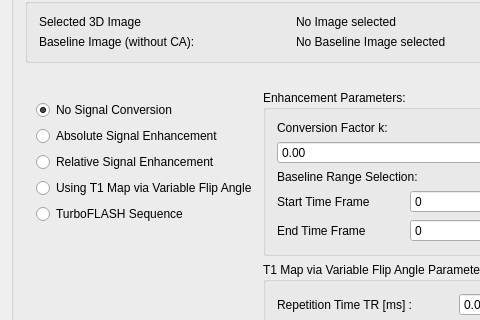
This is Plugins/org.mitk.gui.qt.pharmacokinetics.concentration.mri/src/internal/ConcentrationCurveConverterViewControls.ui in MITK/MITK as Qt 5 draws it before an edit; both pictures show x 0 to 480 and y 205 to 525 of the 586 by 961 pixel window. The edited form follows.
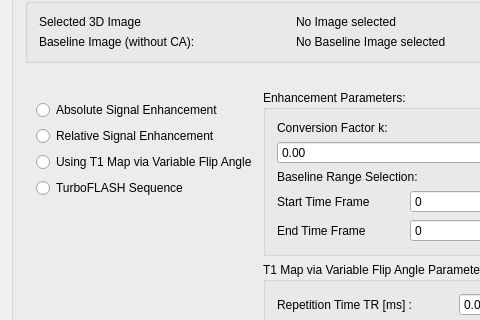
This is the edited form. Custom widgets are drawn as their Qt base class.

Commit message: Remove option "no conversion".

The edit to the form file:
```diff
--- a/Plugins/org.mitk.gui.qt.pharmacokinetics.concentration.mri/src/internal/ConcentrationCurveConverterViewControls.ui
+++ b/Plugins/org.mitk.gui.qt.pharmacokinetics.concentration.mri/src/internal/ConcentrationCurveConverterViewControls.ui
@@ -7,7 +7,7 @@
     <x>0</x>
     <y>0</y>
     <width>475</width>
-    <height>735</height>
+    <height>745</height>
    </rect>
   </property>
   <property name="minimumSize">
@@ -152,16 +152,6 @@
            <property name="topMargin">
             <number>10</number>
            </property>
-           <item>
-            <widget class="QRadioButton" name="radioButtonNoConversion">
-             <property name="text">
-              <string>No Signal Conversion</string>
-             </property>
-             <property name="checked">
-              <bool>true</bool>
-             </property>
-            </widget>
-           </item>
            <item>
             <widget class="QRadioButton" name="radioButton_absoluteEnhancement">
              <property name="text">
```
